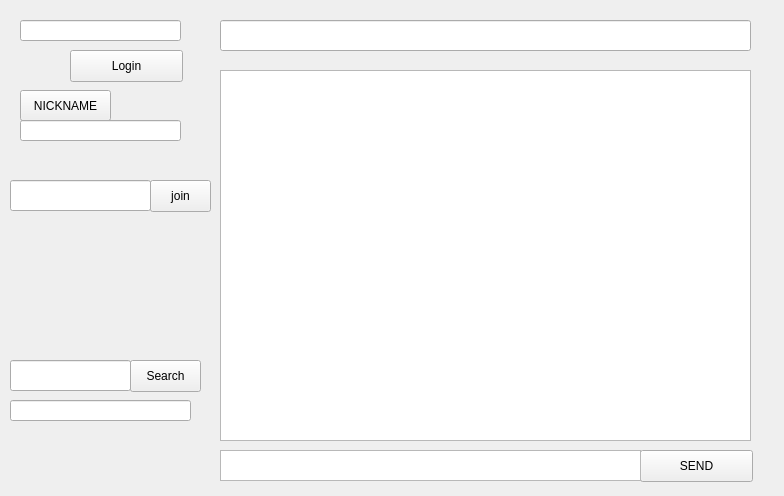
Before: the Qt Designer form chat.ui in min27999/Messenger, drawn with Qt 5.
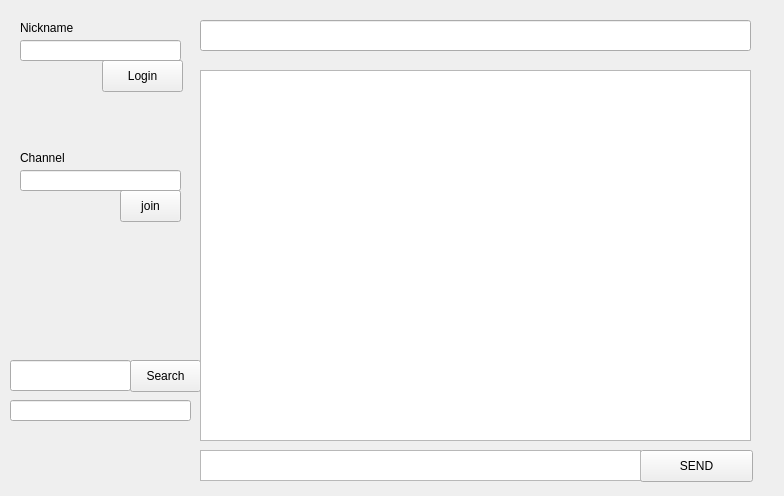
After: the same form once the commit is applied.

```diff
--- a/chat.ui
+++ b/chat.ui
@@ -29,9 +29,9 @@
   <widget class="QTextEdit" name="Chat_Block">
    <property name="geometry">
     <rect>
-     <x>220</x>
+     <x>200</x>
      <y>450</y>
-     <width>421</width>
+     <width>441</width>
      <height>31</height>
     </rect>
    </property>
@@ -52,9 +52,9 @@
   <widget class="QPushButton" name="Login_Button">
    <property name="geometry">
     <rect>
-     <x>70</x>
-     <y>50</y>
-     <width>113</width>
+     <x>102</x>
+     <y>60</y>
+     <width>81</width>
      <height>32</height>
     </rect>
    </property>
@@ -65,9 +65,9 @@
   <widget class="QTextEdit" name="Chat_Area">
    <property name="geometry">
     <rect>
-     <x>220</x>
+     <x>200</x>
      <y>70</y>
-     <width>531</width>
+     <width>551</width>
      <height>371</height>
     </rect>
    </property>
@@ -75,8 +75,8 @@
   <widget class="QPushButton" name="Join_Button">
    <property name="geometry">
     <rect>
-     <x>150</x>
-     <y>180</y>
+     <x>120</x>
+     <y>190</y>
      <width>61</width>
      <height>32</height>
     </rect>
@@ -85,24 +85,11 @@
     <string>join</string>
    </property>
   </widget>
-  <widget class="QPushButton" name="NAME">
+  <widget class="QLineEdit" name="inputNickname">
    <property name="geometry">
     <rect>
      <x>20</x>
-     <y>90</y>
-     <width>91</width>
-     <height>31</height>
-    </rect>
-   </property>
-   <property name="text">
-    <string>NICKNAME</string>
-   </property>
-  </widget>
-  <widget class="QLineEdit" name="NickName_Block">
-   <property name="geometry">
-    <rect>
-     <x>20</x>
-     <y>20</y>
+     <y>40</y>
      <width>161</width>
      <height>21</height>
     </rect>
@@ -114,9 +101,9 @@
   <widget class="QLineEdit" name="Chat_Name">
    <property name="geometry">
     <rect>
-     <x>220</x>
+     <x>200</x>
      <y>20</y>
-     <width>531</width>
+     <width>551</width>
      <height>31</height>
     </rect>
    </property>
@@ -124,20 +111,7 @@
     <string/>
    </property>
   </widget>
-  <widget class="QLineEdit" name="NickName">
-   <property name="geometry">
-    <rect>
-     <x>20</x>
-     <y>120</y>
-     <width>161</width>
-     <height>21</height>
-    </rect>
-   </property>
-   <property name="text">
-    <string/>
-   </property>
-  </widget>
-  <widget class="QLineEdit" name="Search_Block">
+  <widget class="QLineEdit" name="inputSearch">
    <property name="geometry">
     <rect>
      <x>10</x>
@@ -150,10 +124,10 @@
   <widget class="QLineEdit" name="ChatRoom_Block">
    <property name="geometry">
     <rect>
-     <x>10</x>
-     <y>180</y>
-     <width>141</width>
-     <height>31</height>
+     <x>20</x>
+     <y>170</y>
+     <width>161</width>
+     <height>21</height>
     </rect>
    </property>
   </widget>
@@ -167,6 +141,32 @@
     </rect>
    </property>
   </widget>
+  <widget class="QLabel" name="labelNickname">
+   <property name="geometry">
+    <rect>
+     <x>20</x>
+     <y>20</y>
+     <width>60</width>
+     <height>16</height>
+    </rect>
+   </property>
+   <property name="text">
+    <string>Nickname</string>
+   </property>
+  </widget>
+  <widget class="QLabel" name="labelChannel">
+   <property name="geometry">
+    <rect>
+     <x>20</x>
+     <y>150</y>
+     <width>60</width>
+     <height>16</height>
+    </rect>
+   </property>
+   <property name="text">
+    <string>Channel</string>
+   </property>
+  </widget>
  </widget>
  <resources/>
  <connections/>
```
Left out of the diff: 16 changed lines with no effect on the pictures.
